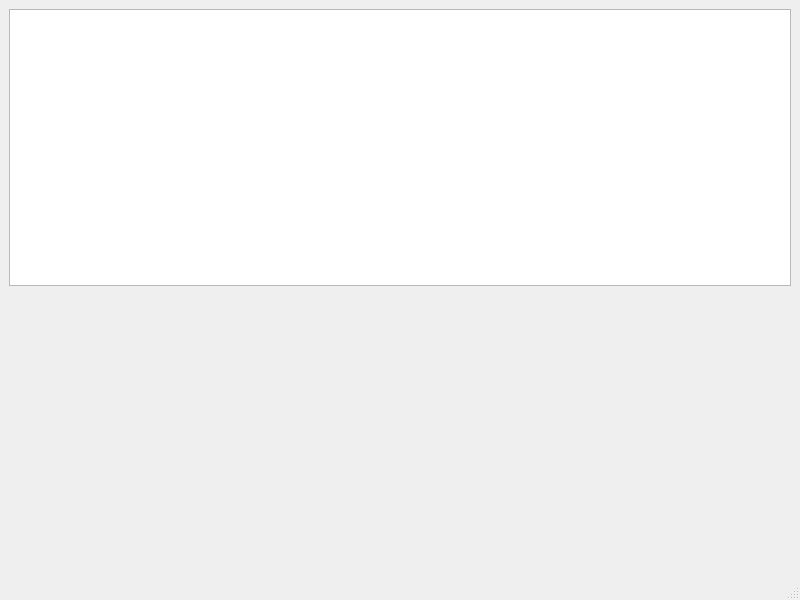
Qt form mainwindow.ui (BerZerKku/CPP_PIgPC) before a commit.
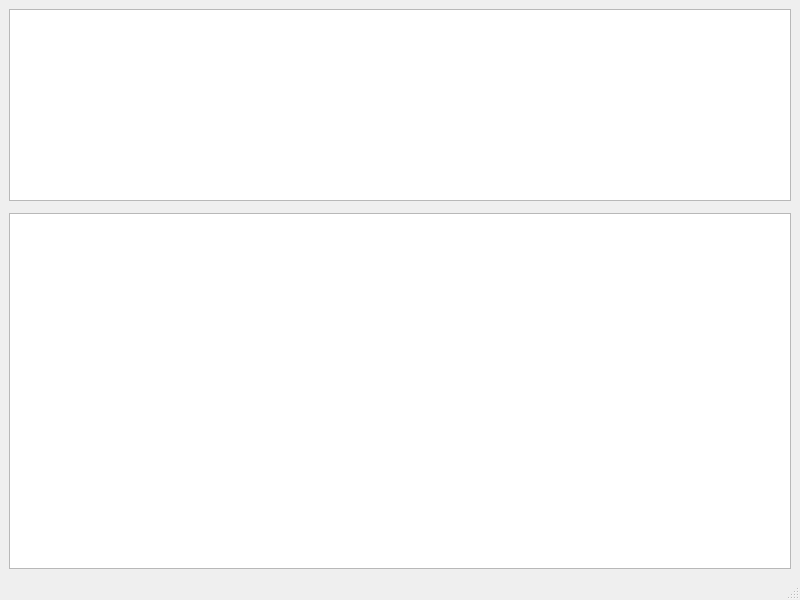
The same form after that commit. Custom widgets are drawn as their Qt base class.

The edit to the form file:
```diff
--- a/mainwindow.ui
+++ b/mainwindow.ui
@@ -58,6 +58,13 @@
     <item row="1" column="0">
      <widget class="QKeyboard" name="kbd" native="true"/>
     </item>
+    <item row="2" column="0">
+     <widget class="QTextEdit" name="debug">
+      <property name="readOnly">
+       <bool>true</bool>
+      </property>
+     </widget>
+    </item>
    </layout>
   </widget>
   <widget class="QMenuBar" name="menubar">
```
